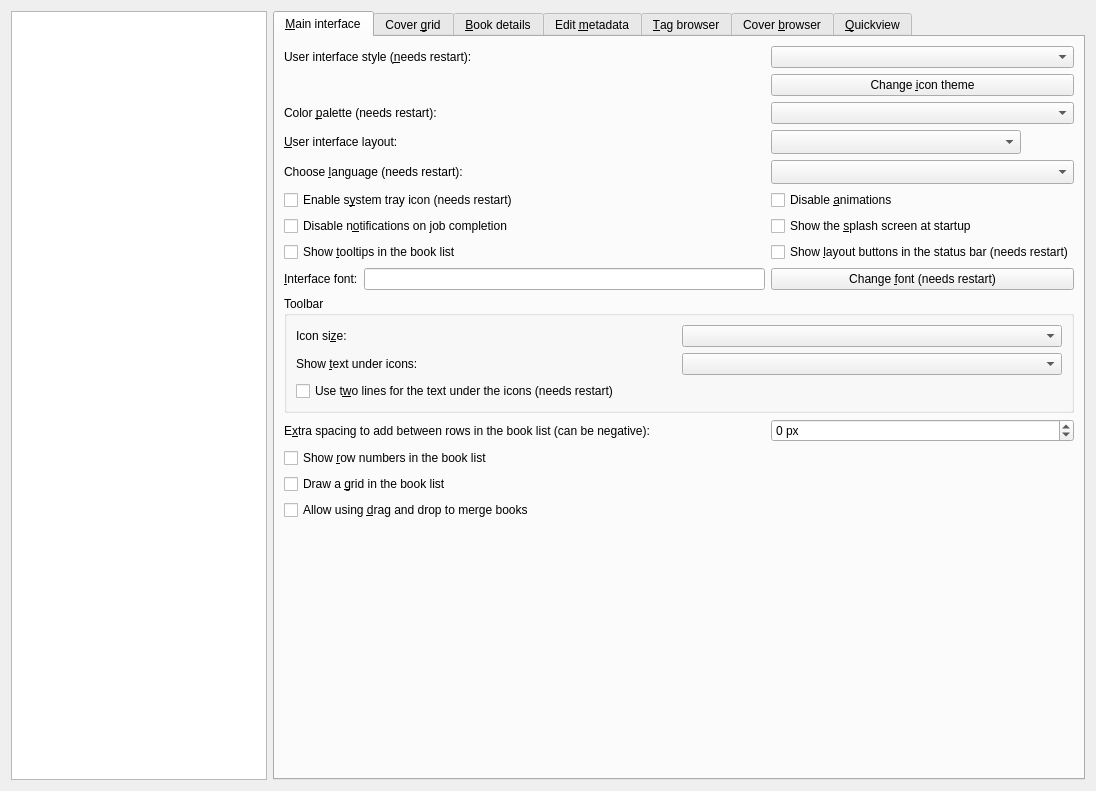
kovidgoyal/calibre, file src/calibre/gui2/preferences/look_feel.ui: the form before one commit.
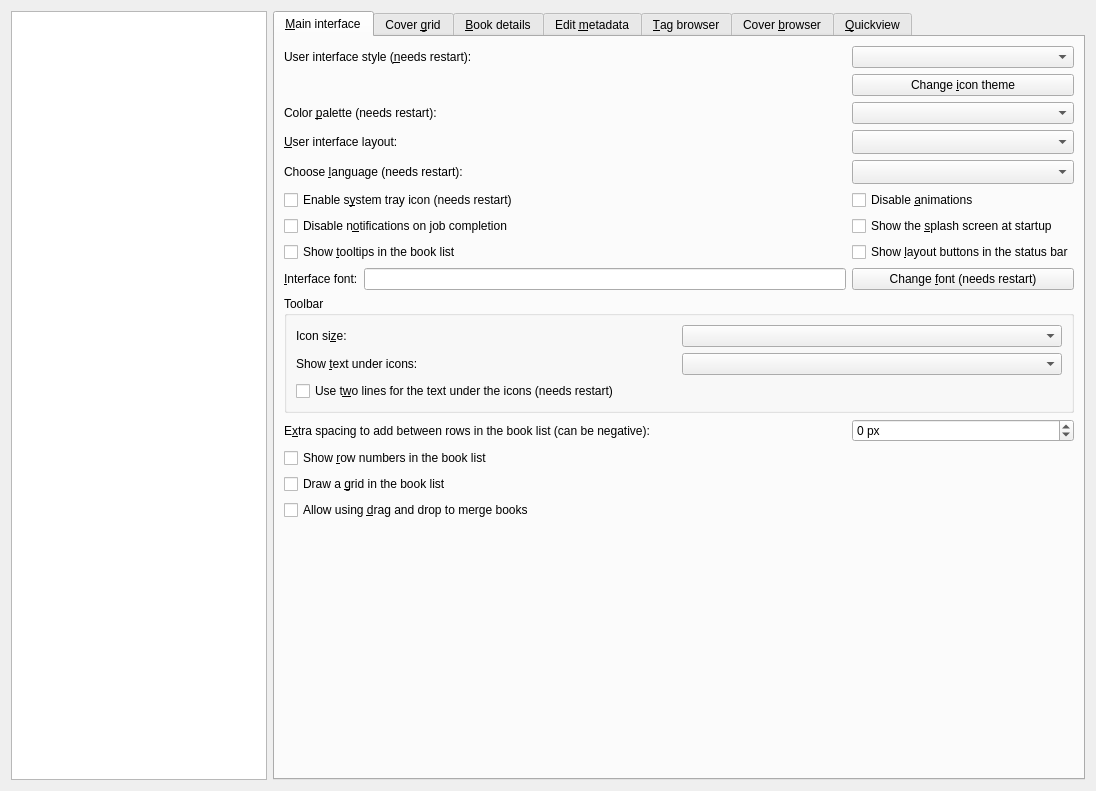
The form after the commit. Icons and pictures are not drawn. Custom widgets are drawn as their Qt base class.

Commit message: Do not require a restart to change the show layout buttons setting

Diff of the .ui file:
```diff
--- a/src/calibre/gui2/preferences/look_feel.ui
+++ b/src/calibre/gui2/preferences/look_feel.ui
@@ -31,7 +31,7 @@
        <item row="7" column="1">
         <widget class="QCheckBox" name="opt_show_layout_buttons">
          <property name="text">
-          <string>Show &amp;layout buttons in the status bar (needs restart)</string>
+          <string>Show &amp;layout buttons in the status bar</string>
          </property>
         </widget>
        </item>
```
The commit also changes 3 other files.
